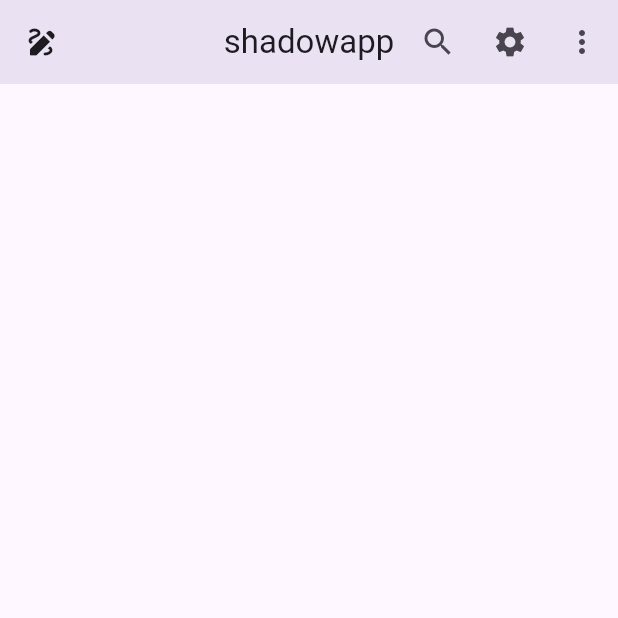
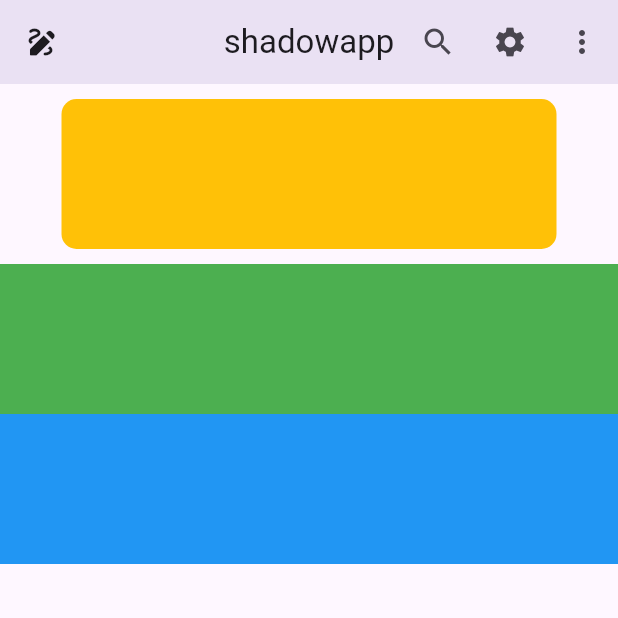
Before and after one commit to Shadow8021/flutter_learn, a Flutter app: the screen it shows after launch, on a phone screen of 412 x 824 dp, the top half of it. Run offline on Flutter 3.47's test engine with Material 3 defaults, Android fonts, the phone set to English and light mode, and no system bars.

Commit message:
container widget

```diff
--- a/lib/pages/home.dart
+++ b/lib/pages/home.dart
@@ -16,6 +16,22 @@ class Homepage extends StatelessWidget {
           IconButton(onPressed: () {}, icon: Icon(Icons.more_vert)),
         ],
       ),
+      body: Column(
+        children: [
+          Container(
+            height: 100,
+            width: 330,
+            margin: EdgeInsets.all(10),
+            decoration: BoxDecoration(
+              color: Colors.amber,
+
+              borderRadius: BorderRadius.all(Radius.circular(10)),
+            ),
+          ),
+          Container(height: 100, color: Colors.green),
+          Container(height: 100, color: Colors.blue),
+        ],
+      ),
     );
   }
 }
```
